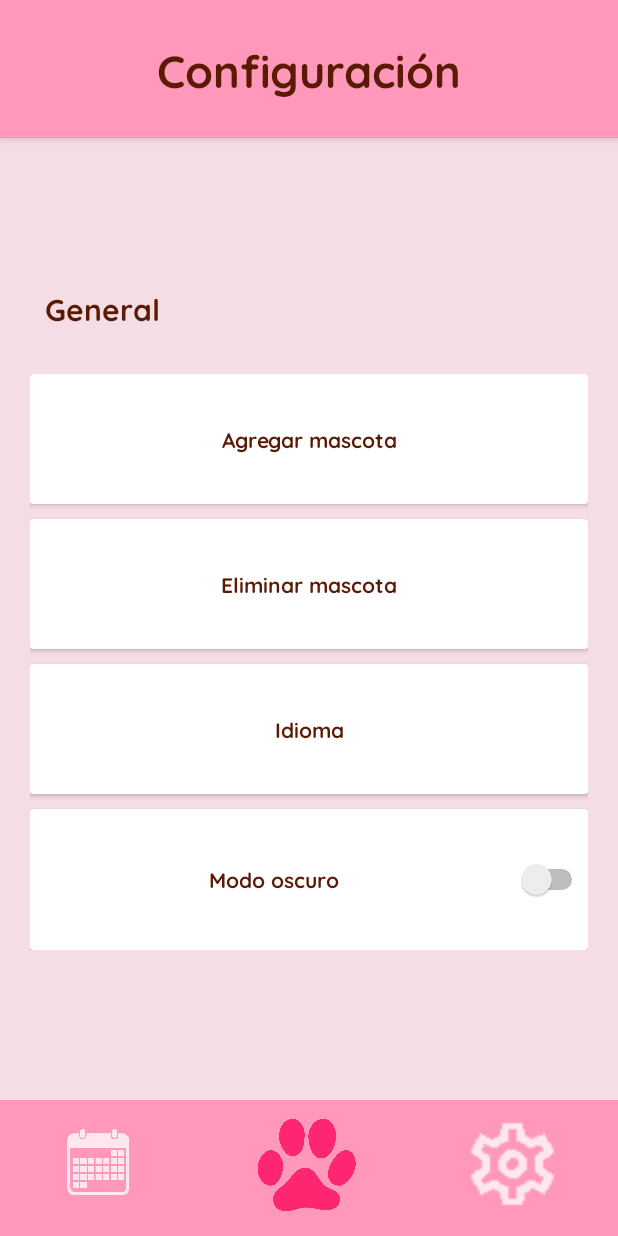
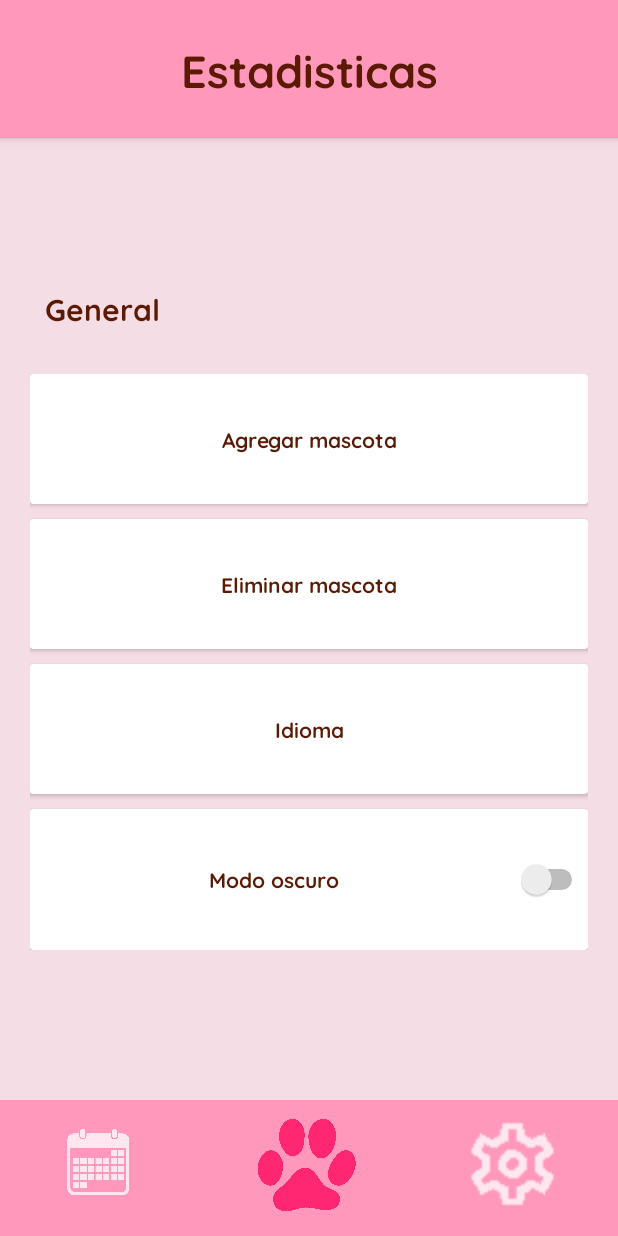
Before and after one commit to FrumpleQuest/AppsMoviles, an Android app: the screen it shows after launch (configuracion before the commit, estadisticas after it), after a tap on an icon or button, on a phone screen of 412 x 824 dp. Run offline under Robolectric (Android 15) with nearby library versions, the light colour scheme and no system bars.

Commit message:
MainBotonAConfigAhoraVaAEstadisticas

```diff
--- a/app/src/main/AndroidManifest.xml
+++ b/app/src/main/AndroidManifest.xml
@@ -30,6 +30,9 @@
         <activity android:name=".EditPet"
             android:exported="false"
             android:screenOrientation="portrait"/>
+        <activity android:name=".estadisticas"
+            android:exported="false"
+            android:screenOrientation="portrait"/>
         <activity
             android:name=".MainActivity"
             android:exported="true"
--- a/app/src/main/java/com/example/appsmoviles/MainActivity.java
+++ b/app/src/main/java/com/example/appsmoviles/MainActivity.java
@@ -102,7 +102,7 @@ public class MainActivity extends AppCompatActivity {
         configuracion.setOnClickListener(new View.OnClickListener() {
             @Override
             public void onClick(View view) {
-                Intent i = new Intent( MainActivity.this, configuracion.class);
+                Intent i = new Intent( MainActivity.this, estadisticas.class);
                 startActivity(i);
             }
         });
--- /dev/null
+++ b/app/src/main/java/com/example/appsmoviles/estadisticas.java
@@ -0,0 +1,16 @@
+package com.example.appsmoviles;
+
+import android.os.Bundle;
+import android.util.Log;
+
+import androidx.appcompat.app.AppCompatActivity;
+
+public class estadisticas extends AppCompatActivity {
+    @Override
+    protected void onCreate(Bundle savedInstanceState){
+        Log.d("Bug","hola");
+
+        super.onCreate(savedInstanceState);
+        setContentView(R.layout.estadisticas);
+    }
+}
--- /dev/null
+++ b/app/src/main/res/layout/estadisticas.xml
@@ -0,0 +1,179 @@
+<?xml version="1.0" encoding="utf-8"?>
+<LinearLayout xmlns:android="http://schemas.android.com/apk/res/android"
+    xmlns:app="http://schemas.android.com/apk/res-auto"
+    xmlns:tools="http://schemas.android.com/tools"
+    android:layout_width="match_parent"
+    android:layout_height="match_parent"
+    android:orientation="vertical"
+    android:background="#f5dde5"
+    tools:context=".estadisticas">
+    <com.google.android.material.appbar.AppBarLayout
+        android:layout_width="match_parent"
+        android:layout_height="match_parent"
+        android:layout_weight="4"
+        android:background="#ff98ba">
+        <TextView
+            android:layout_width="match_parent"
+            android:layout_height="match_parent"
+            android:textColor="#5b1a04"
+            android:animateLayoutChanges="true"
+            android:text="Estadisticas"
+            android:fontFamily="@font/quicksand_bold"
+            android:textSize="30sp"
+            android:gravity="center"
+            />
+    </com.google.android.material.appbar.AppBarLayout>
+    <LinearLayout
+        android:layout_width="match_parent"
+        android:layout_height="match_parent"
+        android:layout_weight="1"
+        android:orientation="vertical"
+        android:paddingLeft="20dp"
+        android:paddingRight="20dp"
+        android:paddingBottom="100dp">
+
+        <TextView
+            android:layout_width="match_parent"
+            android:layout_height="4dp"
+            android:layout_weight="1"
+            android:fontFamily="@font/quicksand_bold"
+            android:gravity="bottom"
+            android:padding="10dp"
+            android:text="General"
+            android:textColor="#5b1a04"
+            android:textSize="20sp" />
+        <LinearLayout
+            android:layout_width="match_parent"
+            android:layout_height="wrap_content"
+            android:layout_weight="2"
+            android:paddingTop="20dp"
+            android:orientation="vertical">
+            <androidx.cardview.widget.CardView
+                android:layout_width="match_parent"
+                android:layout_height="wrap_content"
+                android:layout_weight="1"
+                android:layout_marginBottom="10dp">
+                <TextView
+                    android:id="@+id/add_mascota_from_config"
+                    android:layout_width="match_parent"
+                    android:layout_height="match_parent"
+                    android:gravity="center"
+                    android:fontFamily="@font/quicksand_bold"
+                    android:text="Agregar mascota"
+                    android:textColor="#5b1a04"/>
+            </androidx.cardview.widget.CardView>
+            <androidx.cardview.widget.CardView
+                android:layout_width="match_parent"
+                android:layout_height="wrap_content"
+                android:layout_weight="1"
+                android:layout_marginBottom="10dp">
+                <TextView
+                    android:id="@+id/eliminar_mascota"
+                    android:layout_width="match_parent"
+                    android:layout_height="match_parent"
+                    android:gravity="center"
+                    android:fontFamily="@font/quicksand_bold"
+                    android:text="Eliminar mascota"
+                    android:textColor="#5b1a04"/>
+            </androidx.cardview.widget.CardView>
+            <androidx.cardview.widget.CardView
+                android:layout_width="match_parent"
+                android:layout_height="wrap_content"
+                android:layout_weight="1"
+                android:layout_marginBottom="10dp">
+                <TextView
+                    android:layout_width="match_parent"
+                    android:layout_height="match_parent"
+                    android:gravity="center"
+                    android:text="Idioma"
+                    android:textColor="#5b1a04"
+                    android:fontFamily="@font/quicksand_bold"/>
+            </androidx.cardview.widget.CardView>
+            <androidx.cardview.widget.CardView
+                android:layout_width="match_parent"
+                android:layout_height="wrap_content"
+                android:layout_weight="1">
+                <Switch
+                    android:layout_width="match_parent"
+                    android:layout_height="match_parent"
+                    android:gravity="center"
+                    android:text="Modo oscuro"
+                    android:fontFamily="@font/quicksand_bold"
+                    android:textColor="#5b1a04"
+                    app:layout_constraintTop_toTopOf="parent"
+                    tools:ignore="UseSwitchCompatOrMaterialXml" />
+            </androidx.cardview.widget.CardView>
+        </LinearLayout>
+
+    </LinearLayout>
+    <LinearLayout
+        android:layout_width="match_parent"
+        android:layout_height="match_parent"
+        android:background="#ff98ba"
+        android:layout_weight="4">
+        <ImageButton
+            android:id="@+id/recordatorio"
+            android:layout_width="0dp"
+            android:layout_height="match_parent"
+            android:layout_marginBottom="5dp"
+            android:layout_marginLeft="2dp"
+            android:layout_marginRight="5dp"
+            android:layout_marginTop="0dp"
+            android:adjustViewBounds="true"
+            android:scaleType="fitCenter"
+            android:layout_weight="1"
+            android:background="#ff98ba"
+            android:src="@drawable/calendar"/>
+        <ImageButton
+            android:id="@+id/main_boton"
+            android:layout_width="0dp"
+            android:layout_height="match_parent"
+            android:layout_marginBottom="5dp"
+            android:layout_marginLeft="2dp"
+            android:layout_marginRight="5dp"
+            android:layout_marginTop="0dp"
+            android:adjustViewBounds="true"
+            android:padding="10dp"
+            android:scaleType="fitCenter"
+            android:layout_weight="1"
+            android:background="#ff98ba"
+            android:src="@drawable/huella"/>
+        <ImageButton
+            android:id="@+id/configuracion"
+            android:layout_width="0dp"
+            android:layout_height="match_parent"
+            android:layout_marginBottom="5dp"
+            android:layout_marginLeft="2dp"
+            android:layout_marginRight="5dp"
+            android:layout_marginTop="0dp"
+            android:adjustViewBounds="true"
+            android:padding="10dp"
+            android:scaleType="fitCenter"
+            android:layout_weight="1"
+            android:background="#ff98ba"
+            android:src="@drawable/setting"/>
+    </LinearLayout>
+</LinearLayout>
+    <!--
+        <Switch
+            android:id="@+id/switch1"
+            android:layout_width="wrap_content"
+            android:layout_height="wrap_content"
+            android:layout_marginTop="240dp"
+            android:text="Sonido de notificaciones"
+            android:textSize="24sp"
+            app:layout_constraintEnd_toEndOf="@+id/button"
+            app:layout_constraintTop_toTopOf="parent"
+            tools:ignore="TouchTargetSizeCheck" />
+
+        <Switch
+            android:id="@+id/switch2"
+            android:layout_width="wrap_content"
+            android:layout_height="wrap_content"
+            android:layout_marginTop="25dp"
+            android:text="Modo Oscuro"
+            android:textSize="24sp"
+            app:layout_constraintEnd_toEndOf="@+id/switch1"
+            app:layout_constraintTop_toBottomOf="@+id/switch1"
+            tools:ignore="TouchTargetSizeCheck" />
+    -->
```
